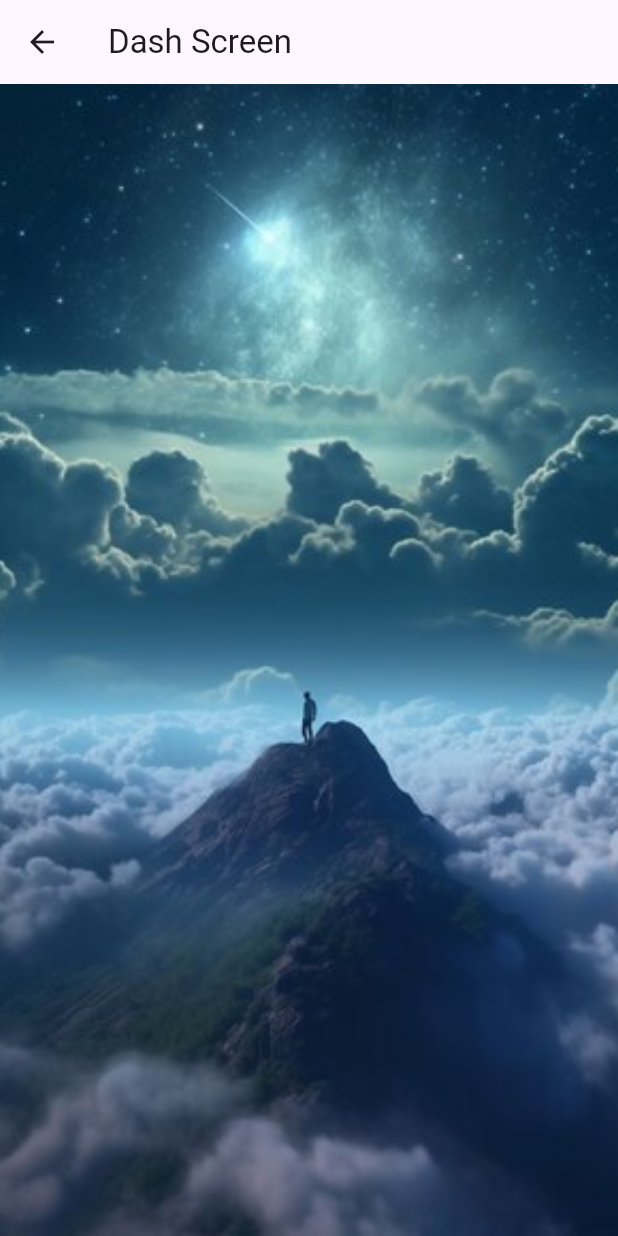
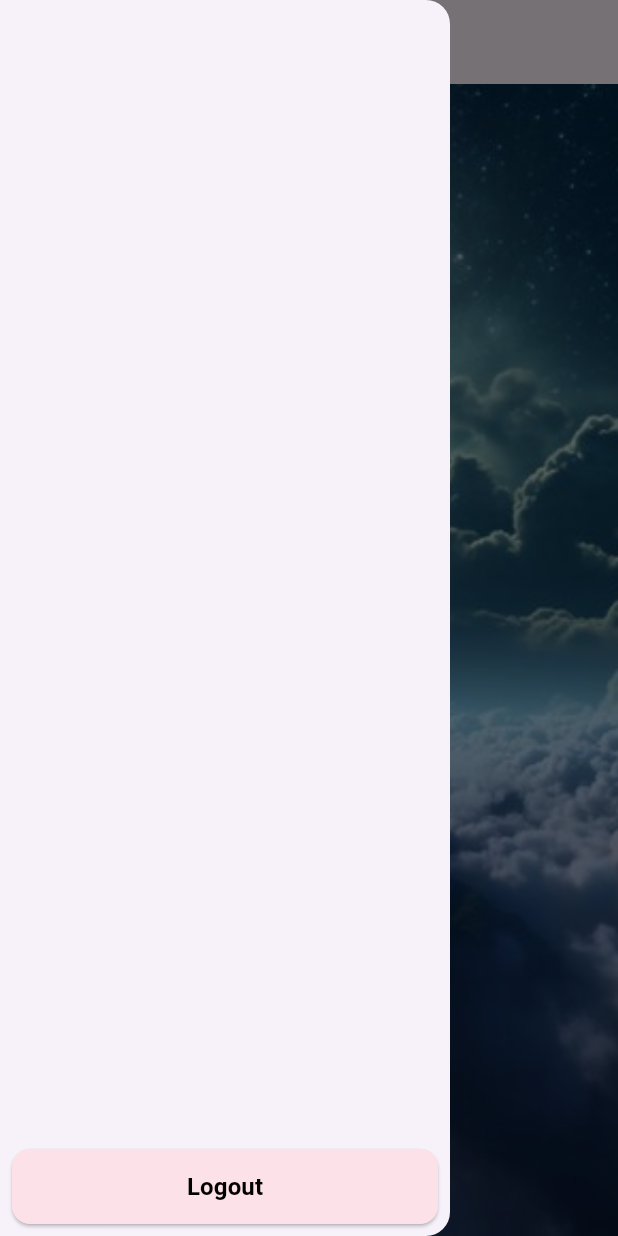
Before and after one commit to ConfusedStudent20/phone_number_authentication-flutter, a Flutter app: the DashScreen screen opened by its route, with the side drawer open (before the commit the screen has no drawer), on a phone screen of 412 x 824 dp. Run offline on Flutter 3.47's test engine with Material 3 defaults, Android fonts, the phone set to English and light mode, and no system bars; our stand-ins replace cloud_firestore, country_picker, firebase_auth, firebase_core, google_sign_in, pinput; accounts and stored records are empty.

```diff
--- a/lib/main.dart
+++ b/lib/main.dart
@@ -16,6 +16,7 @@ void main() async {
       storageBucket: "otpcode-b00e1.appspot.com",
     ),
   );
+  //   await PhoneAuthentication().signOut(); // Sign out the user
 
   runApp(const MyApp());
 }
@@ -36,7 +37,7 @@ class MyApp extends StatelessWidget {
         //       verification: '',
         //     ),
         '/phoneScreen': (_) => const PhoneScreen(),
-        '/dashScreen': (_) => const DashScreen(),
+        '/dashScreen': (_) => DashScreen(),
       },
     );
   }
--- a/lib/screens/dash_Screen.dart
+++ b/lib/screens/dash_Screen.dart
@@ -1,18 +1,60 @@
+import 'package:firebase_auth/firebase_auth.dart';
 import 'package:flutter/material.dart';
+import 'package:otp_verification/controllers/phone_Authentication.dart';
+import 'package:otp_verification/widgets/colors.dart';
+import 'package:otp_verification/widgets/common_Button.dart';
 
-class DashScreen extends StatelessWidget {
+class DashScreen extends StatefulWidget {
   const DashScreen({super.key});
 
   @override
+  State<DashScreen> createState() => _DashScreenState();
+}
+
+class _DashScreenState extends State<DashScreen> {
+  final PhoneAuthentication _phoneAuthentication = PhoneAuthentication();
+  final FirebaseAuth _auth = FirebaseAuth.instance;
+
+  //signout user
+  signOut() async {
+    await _phoneAuthentication.logOutUser();
+    Navigator.of(context).pushReplacementNamed('/homeScreen');
+  }
+
+  @override
   Widget build(BuildContext context) {
+    User? user = _auth.currentUser;
+
     return Scaffold(
       appBar: AppBar(
         title: const Text('Dash Screen'),
-        leading: IconButton(
-            onPressed: () {
-              Navigator.of(context).pushReplacementNamed('/homeScreen');
-            },
-            icon: const Icon(Icons.arrow_back)),
+        // leading: IconButton(
+        //     onPressed: () {
+        //       Navigator.of(context).pushReplacementNamed('/homeScreen');
+        //     },
+        //     icon: const Icon(Icons.arrow_back)),
+      ),
+      drawer: Drawer(
+        width: 300,
+        child: Padding(
+          padding: const EdgeInsets.fromLTRB(8.0, 50, 8, 8),
+          child: Column(
+            mainAxisAlignment: MainAxisAlignment.spaceBetween,
+            children: [
+              ListTile(
+                leading: user?.photoURL != null
+                    ? CircleAvatar(
+                        radius: 30,
+                        backgroundImage: NetworkImage(user!.photoURL!),
+                      )
+                    : null,
+                title: Text(user?.displayName ?? ''),
+                subtitle: Text(user?.email ?? ''),
+              ),
+              CommonButton(title: 'Logout', onPressed: signOut,color: ColorTheme.commonColor,),
+            ],
+          ),
+        ),
       ),
       body: Center(
         child: Image.asset(
--- a/pubspec.yaml
+++ b/pubspec.yaml
@@ -39,6 +39,7 @@ dependencies:
   firebase_auth: ^4.19.1
   firebase_core: ^2.29.0
   cloud_firestore: ^4.16.1
+  google_sign_in: ^6.2.1
 
 dev_dependencies:
   flutter_test:
```
Also changed, not shown: lib/controllers/phone_Authentication.dart (+52 -0 lines), lib/screens/home_Screen.dart (+15 -2 lines), pubspec.lock, 2 other files.
